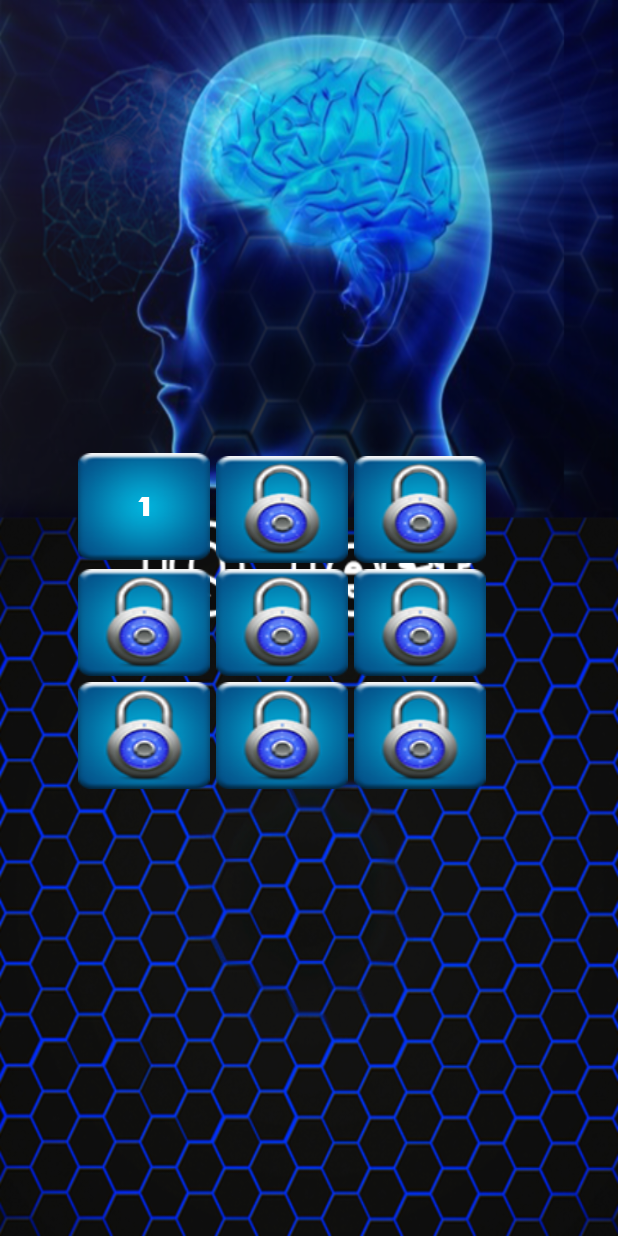
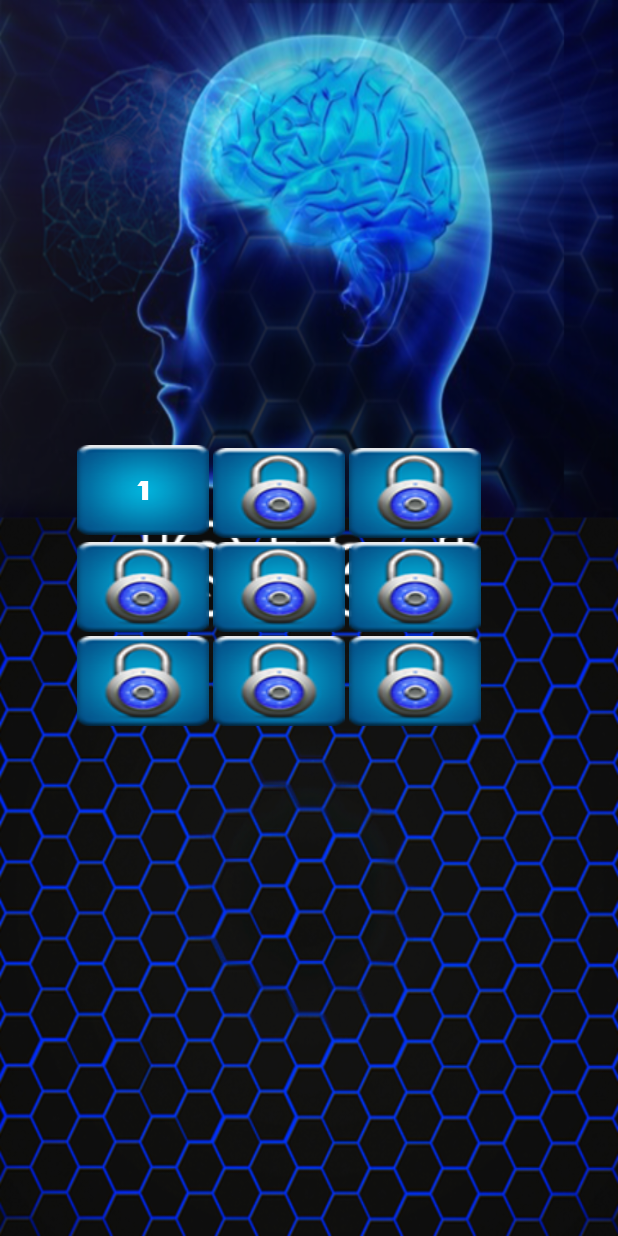
Before and after one commit to mlaraib/IqTestAndroid, an Android app: the levels screen opened directly, with no data from a screen before it, on a phone screen of 412 x 824 dp. Run offline under Robolectric (Android 15) with nearby library versions, the phone set to English and light mode, and no system bars.

Commit message:
Layout set image size decrease

```diff
--- a/app/src/main/res/layout/activity_levels.xml
+++ b/app/src/main/res/layout/activity_levels.xml
@@ -13,16 +13,17 @@
         android:layout_height="match_parent"
         android:rowCount="3"
         android:columnCount="3"
-        android:layout_marginTop="300dp"
+        android:layout_marginTop="295dp"
         android:paddingLeft="50dp"
-        android:paddingRight="40dp">
+        android:paddingRight="50dp"
+        >
 
 
        <Button
            android:layout_height="wrap_content"
            android:layout_width="wrap_content"
            android:text="1"
-           android:layout_margin="2dp"
+           android:layout_margin="1dp"
            android:textSize="19dp"
            android:id="@+id/button1"
            android:textColor="#fff"
@@ -34,7 +35,7 @@
             android:layout_height="wrap_content"
             android:layout_width="wrap_content"
             android:id="@+id/button2"
-            android:layout_margin="2dp"
+            android:layout_margin="1dp"
             android:background="@drawable/lock"
 
             />
@@ -44,7 +45,7 @@
             android:layout_height="wrap_content"
             android:layout_width="wrap_content"
             android:id="@+id/button3"
-            android:layout_margin="2dp"
+            android:layout_margin="1dp"
             android:background="@drawable/lock"
             />
 
@@ -53,7 +54,7 @@
             android:layout_height="wrap_content"
             android:layout_width="wrap_content"
             android:background="@drawable/lock"
-            android:layout_margin="2dp"
+            android:layout_margin="1dp"
             android:id="@+id/button4"
             />
 
@@ -62,7 +63,7 @@
             android:layout_height="wrap_content"
             android:layout_width="wrap_content"
             android:background="@drawable/lock"
-            android:layout_margin="2dp"
+            android:layout_margin="1dp"
             android:id="@+id/button5"
             />
 
@@ -71,7 +72,7 @@
             android:layout_height="wrap_content"
             android:layout_width="wrap_content"
             android:background="@drawable/lock"
-            android:layout_margin="2dp"
+            android:layout_margin="1dp"
             android:id="@+id/button6"
             />
 
@@ -80,7 +81,7 @@
             android:layout_height="wrap_content"
             android:layout_width="wrap_content"
             android:background="@drawable/lock"
-            android:layout_margin="2dp"
+            android:layout_margin="1dp"
             android:id="@+id/button7"
             />
 
@@ -89,7 +90,7 @@
             android:layout_height="wrap_content"
             android:layout_width="wrap_content"
             android:background="@drawable/lock"
-            android:layout_margin="2dp"
+            android:layout_margin="1dp"
             android:id="@+id/button8"
             />
 
@@ -98,7 +99,7 @@
             android:layout_height="wrap_content"
             android:layout_width="wrap_content"
             android:background="@drawable/lock"
-            android:layout_margin="2dp"
+            android:layout_margin="1dp"
             android:id="@+id/button9"
             />
 
```
Also changed, not shown: app/src/main/res/drawable/btn.png, app/src/main/res/drawable/lock.png, app/src/main/res/drawable/lock_bttn.png.
